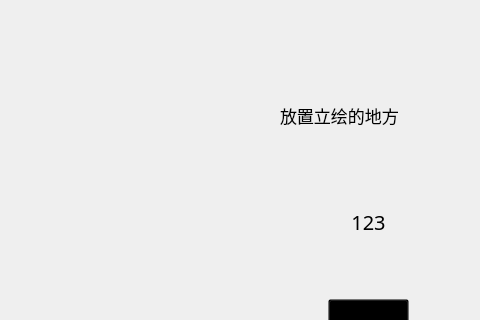
Qt form code/window/gamewindow.ui (YXHXianYu/2022-BJTU-DataStructure-FinalProject) before a commit; both pictures show x 320 to 800 and y 0 to 320 of the 800 by 600 pixel window.
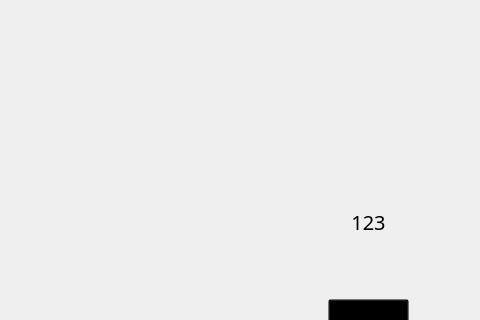
The same form after that commit. Icons and pictures are not drawn.

Commit message: 分数不足100时提示按钮禁用

The edit to the form file:
```diff
--- a/code/window/gamewindow.ui
+++ b/code/window/gamewindow.ui
@@ -90,25 +90,6 @@
       </size>
      </property>
     </widget>
-    <widget class="QLabel" name="tachie">
-     <property name="geometry">
-      <rect>
-       <x>610</x>
-       <y>50</y>
-       <width>171</width>
-       <height>171</height>
-      </rect>
-     </property>
-     <property name="font">
-      <font>
-       <family>等线</family>
-       <pointsize>13</pointsize>
-      </font>
-     </property>
-     <property name="text">
-      <string>放置立绘的地方</string>
-     </property>
-    </widget>
     <widget class="QLabel" name="score_bar">
      <property name="geometry">
       <rect>
```
The commit also changes 3 other files.
